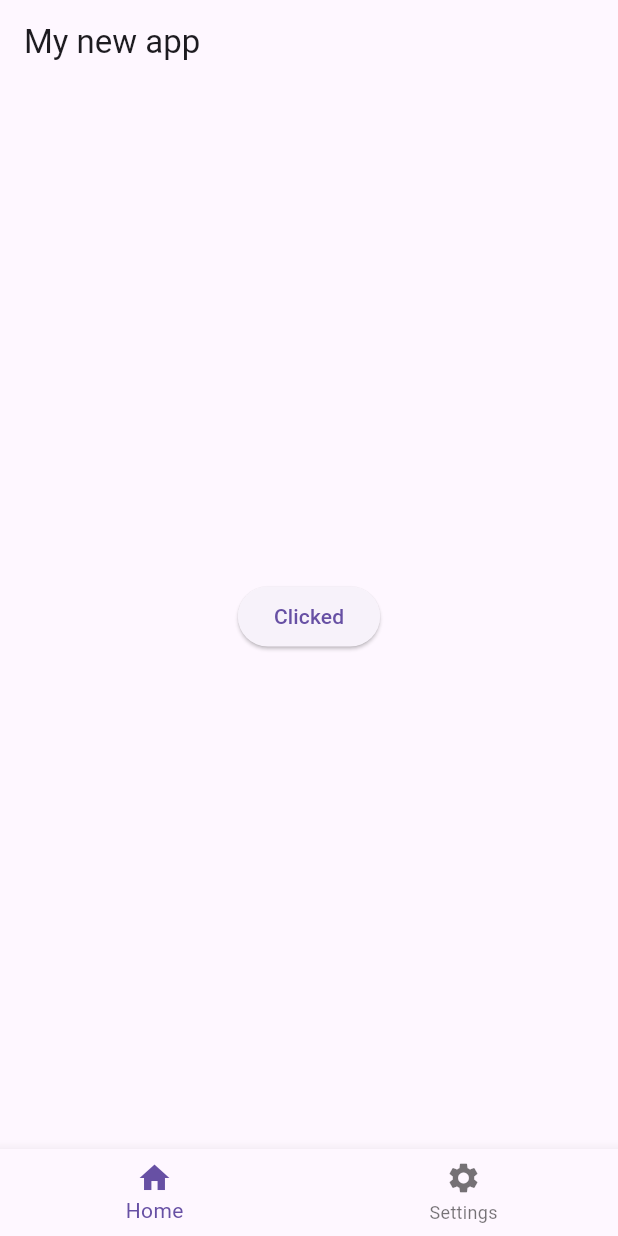
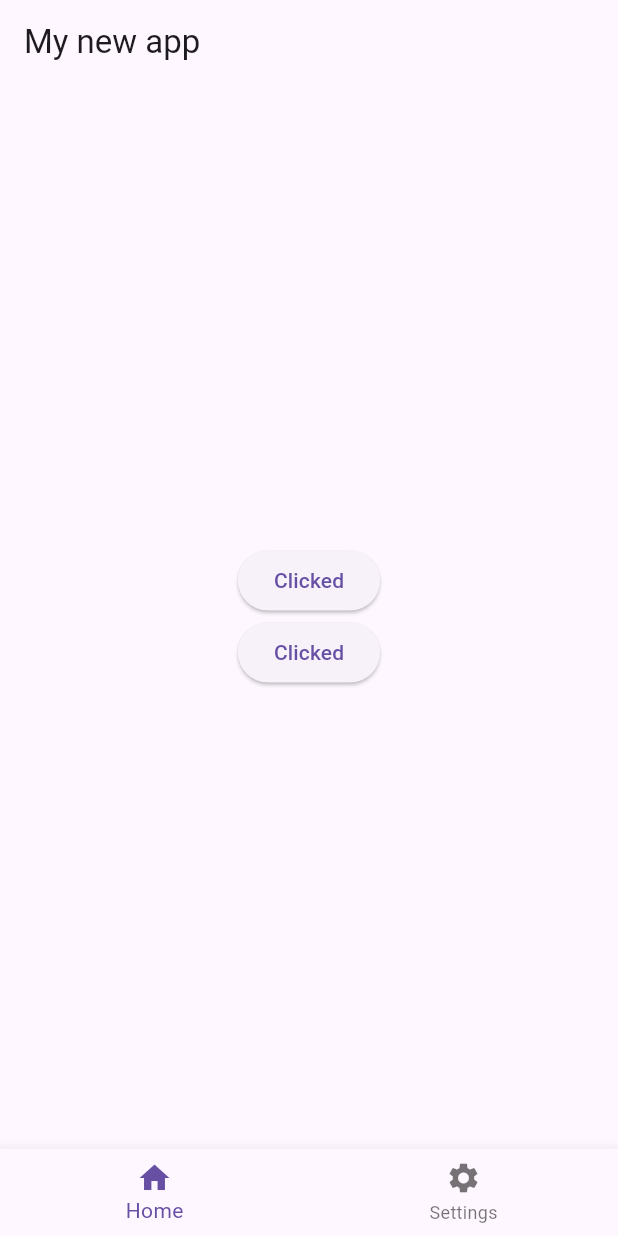
Before and after one commit to A-K-0802/Flutter_testing, a Flutter app: the screen it shows after launch, after a tap on "Click", on a phone screen of 412 x 824 dp. Run offline on Flutter 3.47's test engine with Material 3 defaults, Android fonts, the phone set to English and light mode, and no system bars.

Commit message:
Multiple buttons using Column

```diff
--- a/lib/main.dart
+++ b/lib/main.dart
@@ -23,13 +23,26 @@ class _MyAppState extends State<MyApp> {
           title: Text("My new app"),
         ),
         body: Center(
-          child: ElevatedButton(
+          child: Column(
+            mainAxisAlignment: MainAxisAlignment.center,
+            children: [
+              ElevatedButton(
                 onPressed: () {
                   setState(() {
                     buttonname = 'Clicked';
                   });
                 },
                 child: Text(buttonname),
+              ),
+              ElevatedButton(
+                onPressed: () {
+                  setState(() {
+                    buttonname = 'Clicked';
+                  });
+                },
+                child: Text(buttonname),
+              ),
+            ],
           ),
         ),
         bottomNavigationBar: BottomNavigationBar(
```
Lines whose indentation alone changed are shown as unchanged.
